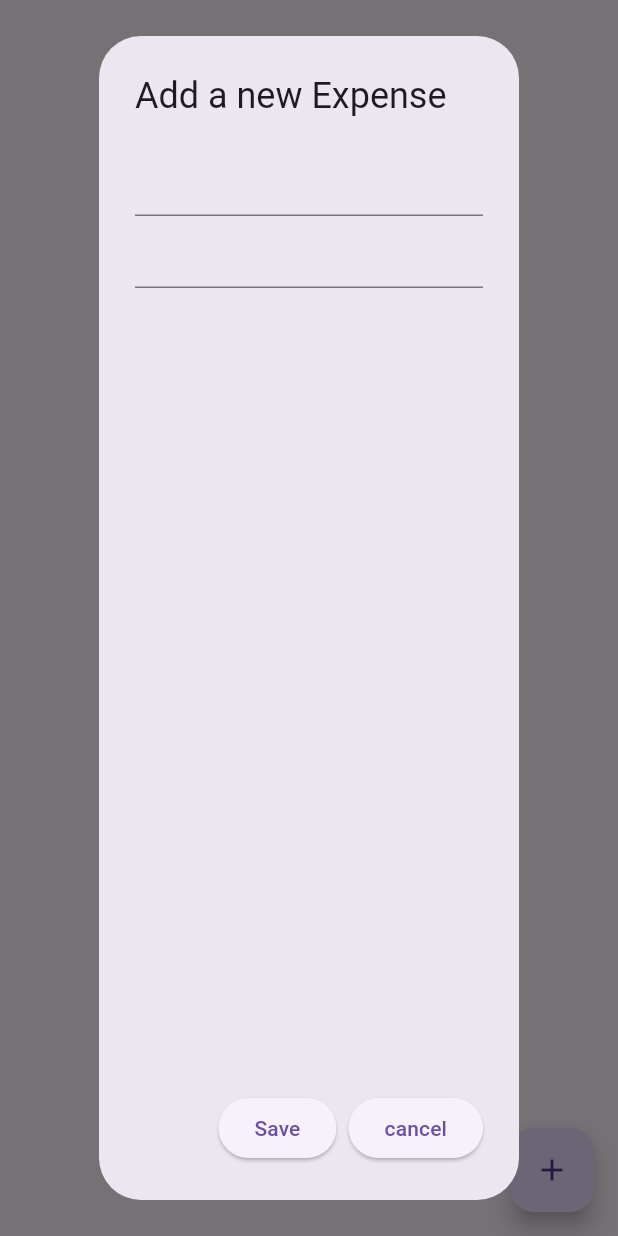
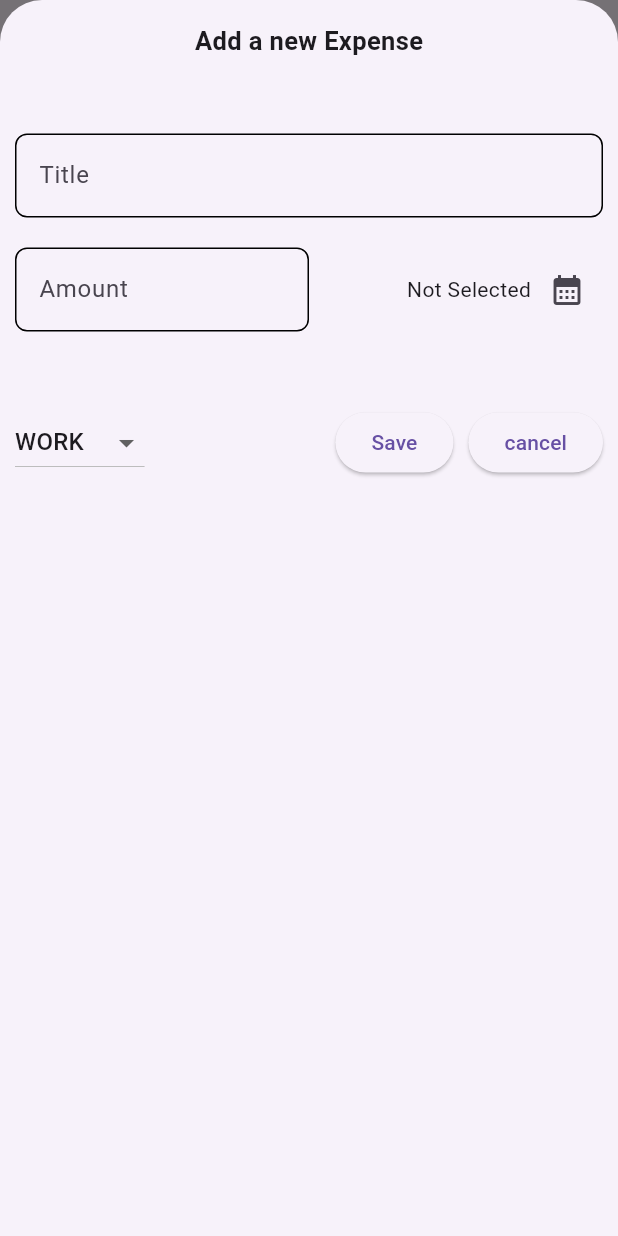
Before and after one commit to NourCodes/ExpenseEase, a Flutter app: the screen it shows after launch, after a tap on the "add" icon, on a phone screen of 412 x 824 dp. Run offline on Flutter 3.47's test engine with Material 3 defaults, Android fonts, the phone set to English and light mode, and no system bars.

Commit message:
Implemented feature for adding new expenses and reorganized code for better clarity and structure.

```diff
--- /dev/null
+++ b/devtools_options.yaml
@@ -0,0 +1 @@
+extensions:
--- /dev/null
+++ b/lib/components/expenselist.dart
@@ -0,0 +1,22 @@
+import 'package:expense_app/components/tile.dart';
+import 'package:flutter/cupertino.dart';
+
+import '../models/expense.dart';
+
+class ExpenseList extends StatelessWidget {
+  final List<Expense> expenses;
+  const ExpenseList({Key? key, required this.expenses,}) : super(key: key);
+
+  @override
+  Widget build(BuildContext context) {
+    return ListView.builder(
+      physics: const NeverScrollableScrollPhysics(),
+      scrollDirection: Axis.vertical,
+      itemCount: expenses.length,
+      itemBuilder: (context, index) =>
+          ExpenseTile(
+            expense: expenses[index],
+          )
+    );
+  }
+}
--- a/lib/data/expense_data.dart
+++ b/lib/data/expense_data.dart
@@ -1,35 +1,25 @@
 import 'package:flutter/cupertino.dart';
 import 'package:flutter/material.dart';
-
 import '../models/expense.dart';
 
-class ExpenseData extends ChangeNotifier{
-
-
+class ExpenseData extends ChangeNotifier {
   //list of all expenses
   List<Expense> expenses = [];
 
   //get all expenses
-  List<Expense> getExpenses(){
+  List<Expense> getExpenses() {
     return expenses;
   }
 
   //add expense
-void addExpense(Expense expense){
+  void addExpense(Expense expense) {
     expenses.add(expense);
     notifyListeners();
   }
+
 //remove expense
-void removeExpense(Expense expense){
+  void removeExpense(Expense expense) {
     expenses.remove(expense);
     notifyListeners();
   }
-//create a map for icon and and category
- Map<Category, IconData> categoryIcon = {
-  Category.food : Icons.lunch_dining,
-   Category.travel: Icons.flight_takeoff,
-   Category.leisure: Icons.movie,
-   Category.work: Icons.work,
-};
-
 }
--- a/lib/main.dart
+++ b/lib/main.dart
@@ -1,7 +1,6 @@
 import 'package:expense_app/pages/home_page.dart';
 import 'package:flutter/material.dart';
 import 'package:provider/provider.dart';
-
 import 'data/expense_data.dart';
 void main() {
   runApp(const MyApp());
@@ -16,7 +15,7 @@ class MyApp extends StatelessWidget {
     return ChangeNotifierProvider(
       create: (context) => ExpenseData(),
       builder: (context, child) => const MaterialApp(
-
+        debugShowCheckedModeBanner: false,
         home: HomePage(),
       ),
     );
--- a/lib/models/expense.dart
+++ b/lib/models/expense.dart
@@ -1,14 +1,25 @@
-
+import 'package:flutter/material.dart';
+import 'package:uuid/uuid.dart';
 enum Category { food, travel, leisure, work }
 
 class Expense {
+  final String id;
   final String name;
   final double amount;
   final DateTime date;
   final Category category;
+
   Expense(
       {required this.category,
-        required this.amount,
-        required this.name,
-        required this.date});
+      required this.amount,
+      required this.name,
+      required this.date}): id = const Uuid().v4() ;
 }
+
+//create a map for icon and and category
+Map<Category, IconData> categoryIcon = {
+  Category.food: Icons.lunch_dining,
+  Category.travel: Icons.flight_takeoff,
+  Category.leisure: Icons.movie,
+  Category.work: Icons.work,
+};
--- a/lib/pages/home_page.dart
+++ b/lib/pages/home_page.dart
@@ -1,10 +1,8 @@
 import 'package:expense_app/data/expense_data.dart';
-import 'package:expense_app/models/expense.dart';
+import 'package:expense_app/pages/newexpense.dart';
 import 'package:flutter/material.dart';
-import 'package:intl/intl.dart';
 import 'package:provider/provider.dart';
-
-import '../components/tile.dart';
+import '../components/expenselist.dart';
 
 class HomePage extends StatefulWidget {
   const HomePage({
@@ -16,74 +14,24 @@ class HomePage extends StatefulWidget {
 }
 
 class _HomePageState extends State<HomePage> {
-  final TextEditingController _controller = TextEditingController();
-  final TextEditingController _amountController = TextEditingController();
-
   void addExpense() {
-    showDialog(
+    showModalBottomSheet(
+      isScrollControlled: true,
       context: context,
-      builder: (context) => AlertDialog(
-        title: const Text("Add a new Expense"),
-        content: Column(
-          children: [
-            TextField(
-              controller: _controller,
-            ),
-            TextField(
-              keyboardType: TextInputType.number,
-              controller: _amountController,
-            )
-          ],
-        ),
-        actions: [
-          ElevatedButton(
-            onPressed: save,
-            child: const Text("Save"),
-          ),
-          ElevatedButton(
-            onPressed: cancel,
-            child: const Text("cancel"),
-          ),
-        ],
+      builder: (context) => Padding(
+        padding:
+            EdgeInsets.only(bottom: MediaQuery.of(context).viewInsets.bottom),
+        child: NewExpense(),
       ),
     );
-  }
-
-  void save() {
-    Expense newExpense = Expense(
-      category: Category.work,
-      amount: double.parse(_amountController.text),
-      name: _controller.text,
-      date: DateTime.now(),
-    );
-    Provider.of<ExpenseData>(context, listen: false).addExpense(newExpense);
-    Navigator.of(context).pop();
-    clearControllers();
-  }
-  void cancel() {
-    Navigator.of(context).pop();
-    clearControllers();
-  }
-
-  void clearControllers() {
-    _controller.clear();
-    _amountController.clear();
   }
 
   @override
   Widget build(BuildContext context) {
     return Consumer<ExpenseData>(
       builder: (context, value, child) => Scaffold(
-        body: ListView.builder(
-            physics: const NeverScrollableScrollPhysics(),
-            scrollDirection: Axis.vertical,
-            itemCount: value.expenses.length,
-            itemBuilder: (context, index) => ExpenseTile(
-                amount: value.getExpenses()[index].amount,
-                date: DateFormat.yMd().format(value.getExpenses()[index].date),
-                title: value.getExpenses()[index].name,
-                iconD: Icon(
-                    value.categoryIcon[value.getExpenses()[index].category]),),
+        body: ExpenseList(
+          expenses: value.expenses,
         ),
         floatingActionButton: FloatingActionButton(
           onPressed: addExpense,
--- /dev/null
+++ b/lib/pages/newexpense.dart
@@ -0,0 +1,217 @@
+import 'package:flutter/material.dart';
+import 'package:provider/provider.dart';
+import '../data/expense_data.dart';
+import '../models/expense.dart';
+import 'package:intl/intl.dart';
+
+class NewExpense extends StatefulWidget {
+  const NewExpense({Key? key}) : super(key: key);
+
+  @override
+  State<NewExpense> createState() => _NewExpenseState();
+}
+
+class _NewExpenseState extends State<NewExpense> {
+  final _formKey = GlobalKey<FormState>();
+  final TextEditingController _controller = TextEditingController();
+  final TextEditingController _amountController = TextEditingController();
+  DateTime? selectedDate;
+  Category selectedC = Category.work;
+
+  Future<void> pickDate() async {
+    final pickedDate = await showDatePicker(
+      context: context,
+      firstDate: DateTime(2020),
+      lastDate: DateTime.now(),
+    );
+
+    if (pickedDate != null) {
+      setState(() {
+        selectedDate = pickedDate;
+      });
+    }
+  }
+
+  void save() {
+    if (_formKey.currentState!.validate() &&
+        selectedDate != null &&
+        selectedC.name.isNotEmpty) {
+      Expense newExpense = Expense(
+        category: selectedC,
+        amount: double.parse(_amountController.text),
+        name: _controller.text,
+        date: DateTime.now(),
+      );
+      Provider.of<ExpenseData>(context, listen: false).addExpense(newExpense);
+      Navigator.pop(context, selectedC);
+      clearControllers();
+    } else {
+      showDialog(
+        context: context,
+        builder: (context) => AlertDialog(
+          title: const Text("Invalid Input"),
+          content: const Text(
+              "Please recheck your data and make sure you filled it all and the data is valid"),
+          actions: [
+            TextButton(
+                onPressed: () => Navigator.of(context).pop(),
+                child: const Text("OK")),
+          ],
+        ),
+      );
+    }
+  }
+
+  @override
+  void dispose() {
+    _controller.dispose();
+    _amountController.dispose();
+    super.dispose();
+  }
+
+  void cancel() {
+    Navigator.pop(context, selectedC);
+    clearControllers();
+  }
+
+  void clearControllers() {
+    _controller.clear();
+    _amountController.clear();
+  }
+
+  @override
+  Widget build(BuildContext context) {
+    return Form(
+      key: _formKey,
+      child: Padding(
+        padding:
+            const EdgeInsets.only(top: 15, right: 10, left: 10, bottom: 15),
+        child: Column(
+          children: [
+
+            const Text(
+              "Add a new Expense",
+              style: TextStyle(
+                fontSize: 17,
+                fontWeight: FontWeight.bold,
+              ),
+            ),
+            const SizedBox(
+              height: 50,
+            ),
+            TextFormField(
+              validator: (value) {
+                if (value == null || value.isEmpty) {
+                  return "Please fill the data";
+                }
+                return null;
+              },
+              decoration: const InputDecoration(
+                focusedBorder: OutlineInputBorder(
+                  borderRadius: BorderRadius.all(
+                    Radius.circular(8),
+                  ),
+                ),
+                enabledBorder: OutlineInputBorder(
+                  borderRadius: BorderRadius.all(
+                    Radius.circular(8),
+                  ),
+                ),
+                label: Text("Title"),
+              ),
+              controller: _controller,
+            ),
+            const SizedBox(
+              height: 20,
+            ),
+            Row(
+              children: [
+                Expanded(
+                  child: TextFormField(
+                    validator: (value) {
+                      if (value == null || value.isEmpty) {
+                        return "Please fill the data";
+                      } else if (double.parse(value) <= 0) {
+                        return "Amount must be greater than 0";
+                      }
+                      return null;
+                    },
+                    decoration: const InputDecoration(
+                        focusedBorder: OutlineInputBorder(
+                          borderRadius: BorderRadius.all(
+                            Radius.circular(8),
+                          ),
+                        ),
+                        enabledBorder: OutlineInputBorder(
+                          borderRadius: BorderRadius.all(
+                            Radius.circular(8),
+                          ),
+                        ),
+                        prefixText: "\$ ",
+                        label: Text("Amount")),
+                    keyboardType: TextInputType.number,
+                    controller: _amountController,
+                  ),
+                ),
+                Expanded(
+                  child: Row(
+                    mainAxisAlignment: MainAxisAlignment.end,
+                    children: [
+                      Text(selectedDate == null
+                          ? "Not Selected"
+                          : DateFormat.yMd().format(selectedDate!)),
+                      IconButton(
+                          onPressed: pickDate,
+                          icon: const Icon(Icons.calendar_month)),
+                    ],
+                  ),
+                ),
+              ],
+            ),
+            const SizedBox(
+              height: 50,
+            ),
+            Row(
+              mainAxisAlignment: MainAxisAlignment.spaceBetween,
+              children: [
+                DropdownButton(
+                  value: selectedC,
+                  onChanged: (value) {
+                    if (value != null) {
+                      setState(() {
+                        selectedC = value;
+                      });
+                    }
+                  },
+                  items: Category.values
+                      .map(
+                        (category) => DropdownMenuItem(
+                          value: category,
+                          child: Text(
+                            category.name.toUpperCase(),
+                          ),
+                        ),
+                      )
+                      .toList(),
+                ),
+                Row(
+                  children: [
+                    ElevatedButton(
+                      onPressed: save,
+                      child: const Text("Save"),
+                    ),
+                    const SizedBox(width: 10,),
+                    ElevatedButton(
+                      onPressed: cancel,
+                      child: const Text("cancel"),
+                    ),
+                  ],
+                ),
+              ],
+            ),
+          ],
+        ),
+      ),
+    );
+  }
+}
--- a/pubspec.yaml
+++ b/pubspec.yaml
@@ -49,6 +49,7 @@ dev_dependencies:
   cupertino_icons: ^1.0.2
   intl:
   provider:
+  uuid:
 # For information on the generic Dart part of this file, see the
 # following page: https://dart.dev/tools/pub/pubspec
 
```
Also changed, not shown: lib/components/tile.dart (+17 -20 lines), pubspec.lock. Lines whose indentation alone changed are shown as unchanged.
